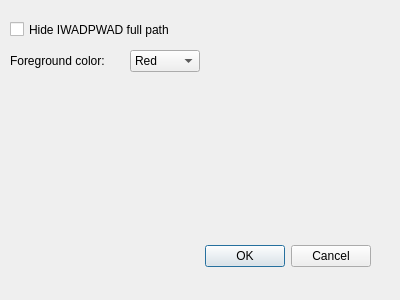
Before: the Qt Designer form scr/configdialog.ui in VolkMilit/ChickenLauncher, drawn with Qt 5.
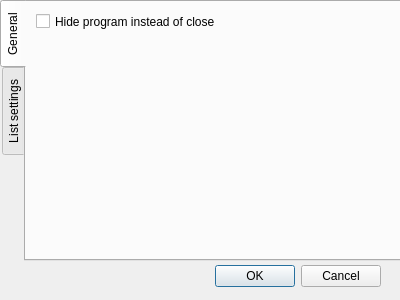
After: the same form once the commit is applied.

```diff
--- a/scr/configdialog.ui
+++ b/scr/configdialog.ui
@@ -13,40 +13,61 @@
   <property name="windowTitle">
    <string>Dialog</string>
   </property>
-  <widget class="QDialogButtonBox" name="buttonBox">
+  <widget class="QTabWidget" name="tabWidget">
    <property name="geometry">
     <rect>
-     <x>30</x>
-     <y>240</y>
-     <width>341</width>
-     <height>32</height>
+     <x>0</x>
+     <y>0</y>
+     <width>401</width>
+     <height>261</height>
     </rect>
    </property>
-   <property name="orientation">
-    <enum>Qt::Horizontal</enum>
+   <property name="tabPosition">
+    <enum>QTabWidget::West</enum>
    </property>
-   <property name="standardButtons">
-    <set>QDialogButtonBox::Cancel|QDialogButtonBox::Ok</set>
+   <property name="currentIndex">
+    <number>0</number>
    </property>
-  </widget>
+   <widget class="QWidget" name="tab_general">
+    <attribute name="title">
+     <string>General</string>
+    </attribute>
+    <widget class="QCheckBox" name="cb_hide">
+     <property name="geometry">
+      <rect>
+       <x>10</x>
+       <y>10</y>
+       <width>201</width>
+       <height>19</height>
+      </rect>
+     </property>
+     <property name="text">
+      <string>Hide program instead of close</string>
+     </property>
+    </widget>
+   </widget>
+   <widget class="QWidget" name="tab_ls">
+    <attribute name="title">
+     <string>List settings</string>
+    </attribute>
   <widget class="QCheckBox" name="cb_hide_iwad_pwad_full_path">
    <property name="geometry">
     <rect>
      <x>10</x>
-     <y>20</y>
+       <y>10</y>
      <width>221</width>
      <height>19</height>
     </rect>
    </property>
    <property name="text">
-    <string>Hide IWADPWAD full path</string>
+      <string>Hide IWAD\PWAD full path</string>
    </property>
   </widget>
   <widget class="QLabel" name="label">
    <property name="geometry">
     <rect>
      <x>10</x>
-     <y>50</y>
+       <y>40</y>
      <width>121</width>
      <height>21</height>
     </rect>
@@ -59,8 +80,8 @@
    <property name="geometry">
     <rect>
      <x>130</x>
-     <y>50</y>
-     <width>70</width>
+       <y>40</y>
+       <width>91</width>
      <height>22</height>
     </rect>
    </property>
@@ -104,6 +125,24 @@
      <string>Black (off)</string>
     </property>
    </item>
+    </widget>
+   </widget>
+  </widget>
+  <widget class="QDialogButtonBox" name="buttonBox">
+   <property name="geometry">
+    <rect>
+     <x>40</x>
+     <y>260</y>
+     <width>341</width>
+     <height>32</height>
+    </rect>
+   </property>
+   <property name="orientation">
+    <enum>Qt::Horizontal</enum>
+   </property>
+   <property name="standardButtons">
+    <set>QDialogButtonBox::Cancel|QDialogButtonBox::Ok</set>
+   </property>
   </widget>
  </widget>
  <resources/>
```
Lines whose indentation alone changed are shown as unchanged.
